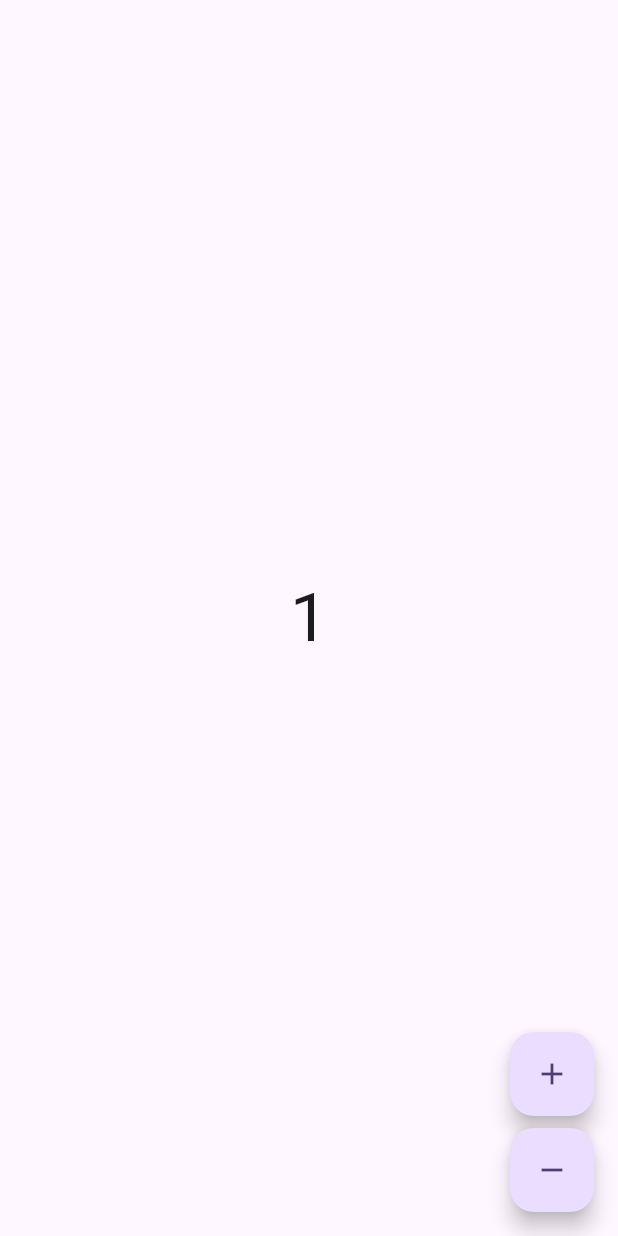
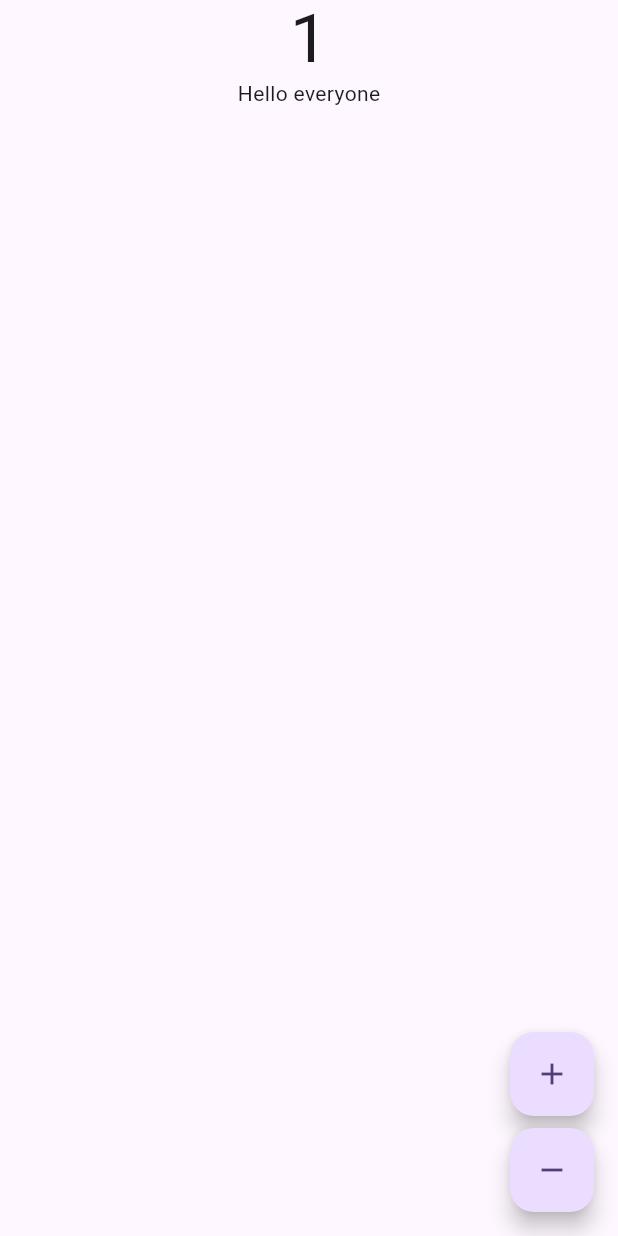
Before and after one commit to kietdev123/ecommerce_mobile_app, a Flutter app: the screen it shows after launch, after a tap on the "add" icon, on a phone screen of 412 x 824 dp. Run offline on Flutter 3.47's test engine with Material 2 defaults, Android fonts, the phone set to English and light mode, and no system bars; our stand-ins replace equatable, flutter_bloc.

````diff
--- /dev/null
+++ b/l10n.yaml
@@ -0,0 +1,3 @@
+arb-dir: lib/l10n
+template-arb-file: app_en.arb
+output-localizaion-file: app_localizations.dart
--- /dev/null
+++ b/lib/l10n/app_en.arb
@@ -0,0 +1,6 @@
+{
+    "language" : "English",
+    "@language" : {
+        "hello" : "hello english"
+    }
+}
--- /dev/null
+++ b/lib/l10n/app_vi.arb
@@ -0,0 +1,6 @@
+{
+    "language" : "English",
+    "@language" : {
+        "hello" : "Xin chào"
+    }
+}
--- /dev/null
+++ b/lib/l10n/gen/app_localizations.dart
@@ -0,0 +1,139 @@
+import 'dart:async';
+
+import 'package:flutter/foundation.dart';
+import 'package:flutter/widgets.dart';
+import 'package:flutter_localizations/flutter_localizations.dart';
+import 'package:intl/intl.dart' as intl;
+
+import 'app_localizations_en.dart';
+import 'app_localizations_vi.dart';
+
+/// Callers can lookup localized strings with an instance of AppLocalizations
+/// returned by `AppLocalizations.of(context)`.
+///
+/// Applications need to include `AppLocalizations.delegate()` in their app's
+/// `localizationDelegates` list, and the locales they support in the app's
+/// `supportedLocales` list. For example:
+///
+/// ```dart
+/// import 'gen_l10n/app_localizations.dart';
+///
+/// return MaterialApp(
+///   localizationsDelegates: AppLocalizations.localizationsDelegates,
+///   supportedLocales: AppLocalizations.supportedLocales,
+///   home: MyApplicationHome(),
+/// );
+/// ```
+///
+/// ## Update pubspec.yaml
+///
+/// Please make sure to update your pubspec.yaml to include the following
+/// packages:
+///
+/// ```yaml
+/// dependencies:
+///   # Internationalization support.
+///   flutter_localizations:
+///     sdk: flutter
+///   intl: any # Use the pinned version from flutter_localizations
+///
+///   # Rest of dependencies
+/// ```
+///
+/// ## iOS Applications
+///
+/// iOS applications define key application metadata, including supported
+/// locales, in an Info.plist file that is built into the application bundle.
+/// To configure the locales supported by your app, you’ll need to edit this
+/// file.
+///
+/// First, open your project’s ios/Runner.xcworkspace Xcode workspace file.
+/// Then, in the Project Navigator, open the Info.plist file under the Runner
+/// project’s Runner folder.
+///
+/// Next, select the Information Property List item, select Add Item from the
+/// Editor menu, then select Localizations from the pop-up menu.
+///
+/// Select and expand the newly-created Localizations item then, for each
+/// locale your application supports, add a new item and select the locale
+/// you wish to add from the pop-up menu in the Value field. This list should
+/// be consistent with the languages listed in the AppLocalizations.supportedLocales
+/// property.
+abstract class AppLocalizations {
+  AppLocalizations(String locale)
+      : localeName = intl.Intl.canonicalizedLocale(locale.toString());
+
+  final String localeName;
+
+  static AppLocalizations? of(BuildContext context) {
+    return Localizations.of<AppLocalizations>(context, AppLocalizations);
+  }
+
+  static const LocalizationsDelegate<AppLocalizations> delegate =
+      _AppLocalizationsDelegate();
+
+  /// A list of this localizations delegate along with the default localizations
+  /// delegates.
+  ///
+  /// Returns a list of localizations delegates containing this delegate along with
+  /// GlobalMaterialLocalizations.delegate, GlobalCupertinoLocalizations.delegate,
+  /// and GlobalWidgetsLocalizations.delegate.
+  ///
+  /// Additional delegates can be added by appending to this list in
+  /// MaterialApp. This list does not have to be used at all if a custom list
+  /// of delegates is preferred or required.
+  static const List<LocalizationsDelegate<dynamic>> localizationsDelegates =
+      <LocalizationsDelegate<dynamic>>[
+    delegate,
+    GlobalMaterialLocalizations.delegate,
+    GlobalCupertinoLocalizations.delegate,
+    GlobalWidgetsLocalizations.delegate,
+  ];
+
+  /// A list of this localizations delegate's supported locales.
+  static const List<Locale> supportedLocales = <Locale>[
+    Locale('en'),
+    Locale('vi')
+  ];
+
+  /// No description provided for @language.
+  ///
+  /// In en, this message translates to:
+  /// **'English'**
+  /// change here
+  String get language;
+  String get hello;
+}
+
+class _AppLocalizationsDelegate
+    extends LocalizationsDelegate<AppLocalizations> {
+  const _AppLocalizationsDelegate();
+
+  @override
+  Future<AppLocalizations> load(Locale locale) {
+    return SynchronousFuture<AppLocalizations>(lookupAppLocalizations(locale));
+  }
+
+  @override
+  bool isSupported(Locale locale) =>
+      <String>['en', 'vi'].contains(locale.languageCode);
+
+  @override
+  bool shouldReload(_AppLocalizationsDelegate old) => false;
+}
+
+AppLocalizations lookupAppLocalizations(Locale locale) {
+  // Lookup logic when only language code is specified.
+  switch (locale.languageCode) {
+    case 'en':
+      return AppLocalizationsEn();
+    case 'vi':
+      return AppLocalizationsVi();
+  }
+
+  throw FlutterError(
+      'AppLocalizations.delegate failed to load unsupported locale "$locale". This is likely '
+      'an issue with the localizations generation tool. Please file an issue '
+      'on GitHub with a reproducible sample app and the gen-l10n configuration '
+      'that was used.');
+}
--- /dev/null
+++ b/lib/l10n/gen/app_localizations_en.dart
@@ -0,0 +1,12 @@
+import 'app_localizations.dart';
+
+/// The translations for English (`en`).
+class AppLocalizationsEn extends AppLocalizations {
+  AppLocalizationsEn([String locale = 'en']) : super(locale);
+
+  @override
+  String get language => 'English';
+
+  /// change here
+  String get hello => 'Hello everyone';
+}
--- /dev/null
+++ b/lib/l10n/gen/app_localizations_vi.dart
@@ -0,0 +1,12 @@
+import 'app_localizations.dart';
+
+/// The translations for Vietnamese (`vi`).
+class AppLocalizationsVi extends AppLocalizations {
+  AppLocalizationsVi([String locale = 'vi']) : super(locale);
+
+  @override
+  String get language => 'English';
+
+  /// change here
+  String get hello => 'Xin chào mọi người';
+}
--- /dev/null
+++ b/lib/l10n/l10n.dart
@@ -0,0 +1,8 @@
+import 'package:flutter/widgets.dart';
+
+class L10N {
+  static final all = [
+    const Locale('en'),
+    const Locale('vi'),
+  ];
+}
--- a/lib/main.dart
+++ b/lib/main.dart
@@ -1,8 +1,14 @@
+import 'package:ecommerce_mobile_app/L10n/L10n.dart';
 import 'package:ecommerce_mobile_app/bloc/counter/counter_bloc.dart';
 import 'package:ecommerce_mobile_app/bloc/state_observer.dart';
+import 'package:ecommerce_mobile_app/l10n/gen/app_localizations.dart';
 import 'package:ecommerce_mobile_app/views/counter/counter_view.dart';
 import 'package:flutter/material.dart';
 import 'package:flutter_bloc/flutter_bloc.dart';
+// import 'package:flutter_gen/gen_l10n/app_localizations.dart';
+import 'package:flutter_localizations/src/widgets_localizations.dart';
+import 'package:flutter_localizations/src/material_localizations.dart';
+import 'package:flutter_localizations/src/cupertino_localizations.dart';
 
 void main() {
   Bloc.observer = const StateObserver();
@@ -21,6 +27,13 @@ class MyApp extends StatelessWidget {
         colorScheme: ColorScheme.fromSeed(seedColor: Colors.deepPurple),
         useMaterial3: true,
       ),
+      supportedLocales: L10N.all,
+      localizationsDelegates: [
+        AppLocalizations.delegate,
+        GlobalMaterialLocalizations.delegate,
+        GlobalCupertinoLocalizations.delegate,
+        GlobalWidgetsLocalizations.delegate,
+      ],
       home: MultiBlocProvider(
         providers: [
           BlocProvider<CounterBloc>(
--- a/lib/views/counter/counter_view.dart
+++ b/lib/views/counter/counter_view.dart
@@ -1,4 +1,5 @@
 import 'package:ecommerce_mobile_app/bloc/counter/counter_bloc.dart';
+import 'package:ecommerce_mobile_app/l10n/gen/app_localizations.dart';
 import 'package:flutter/material.dart';
 import 'package:flutter_bloc/flutter_bloc.dart';
 
@@ -14,12 +15,18 @@ class CounterView extends StatelessWidget {
   Widget build(BuildContext context) {
     final textTheme = Theme.of(context).textTheme;
     return Scaffold(
-      body: Center(
-        child: BlocBuilder<CounterBloc, CounterState>(
-          builder: (context, state) {
-            return Text('${state.countValue}', style: textTheme.displayMedium);
-          },
-        ),
+      body: Column(
+        children: [
+          Center(
+            child: BlocBuilder<CounterBloc, CounterState>(
+              builder: (context, state) {
+                return Text('${state.countValue}',
+                    style: textTheme.displayMedium);
+              },
+            ),
+          ),
+          Text(AppLocalizations.of(context)!.hello),
+        ],
       ),
       floatingActionButton: Column(
         mainAxisAlignment: MainAxisAlignment.end,
--- a/pubspec.yaml
+++ b/pubspec.yaml
@@ -31,12 +31,13 @@ dependencies:
   flutter:
     sdk: flutter
 
-
   # The following adds the Cupertino Icons font to your application.
   # Use with the CupertinoIcons class for iOS style icons.
   cupertino_icons: ^1.0.2
   flutter_bloc: ^8.1.3
   equatable: ^2.0.5
+  flutter_localization: ^0.1.14
+  intl: ^0.18.1
 
 dev_dependencies:
   flutter_test:
@@ -54,7 +55,7 @@ dev_dependencies:
 
 # The following section is specific to Flutter packages.
 flutter:
-
+  generate: true
   # The following line ensures that the Material Icons font is
   # included with your application, so that you can use the icons in
   # the material Icons class.
````
Also changed, not shown: pubspec.lock, 6 other files.
